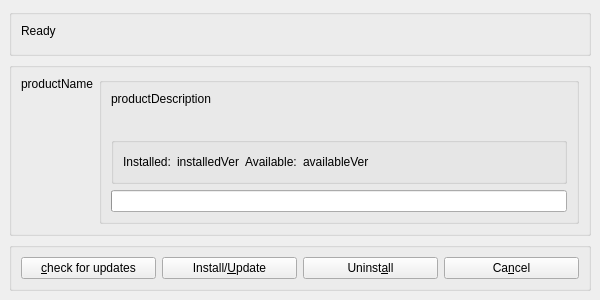
kaidokert/old-esteid-stack, file src/qt-id-updater/idupdater.ui: the form before one commit.
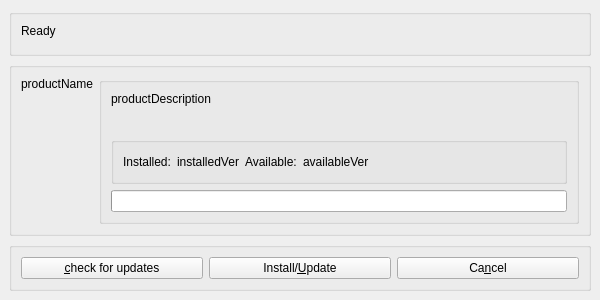
The form after the commit. Icons and pictures are not drawn.

Commit message: remove uninstall button

Diff of the .ui file:
```diff
--- a/src/qt-id-updater/idupdater.ui
+++ b/src/qt-id-updater/idupdater.ui
@@ -216,16 +216,6 @@
          </property>
         </widget>
        </item>
-       <item>
-        <widget class="QPushButton" name="m_uninstallButton" >
-         <property name="text" >
-          <string>Uninst&amp;all</string>
-         </property>
-         <property name="shortcut" >
-          <string>Alt+A</string>
-         </property>
-        </widget>
-       </item>
        <item>
         <widget class="QPushButton" name="m_cancelButton" >
          <property name="text" >
```
Left out of the diff: 16 changed lines with no effect on the pictures. The commit also changes 1 other file.
